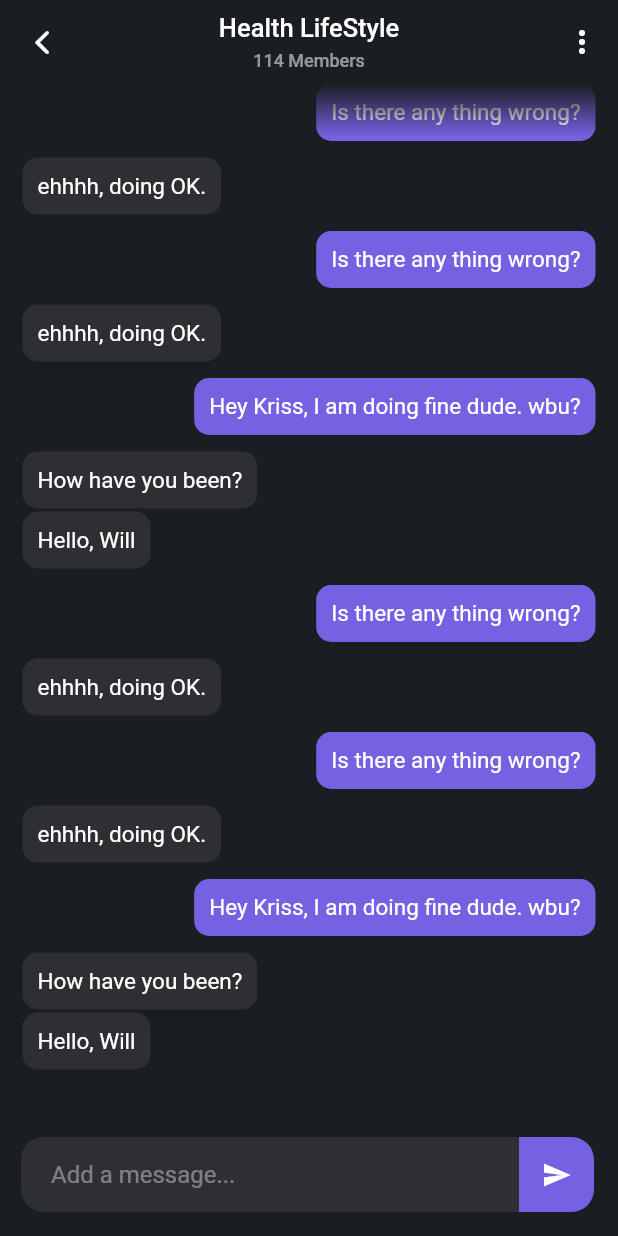
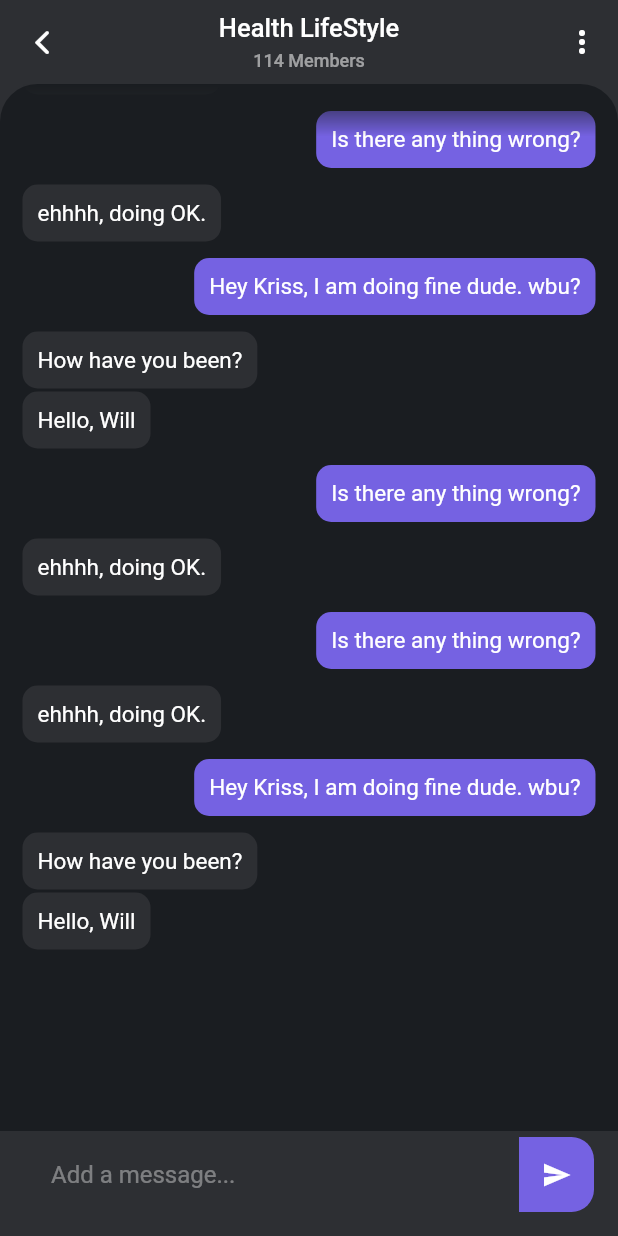
Before and after one commit to PratikJH153/Squad, a Flutter app: the screen it shows after launch, after a tap on "Politics", on a phone screen of 412 x 824 dp. Run offline on Flutter 3.47's test engine with Material 2 defaults, Android fonts, the light colour scheme and no system bars; network calls fail.

Commit message:
UI Changes Done

```diff
--- a/lib/views/chat_page.dart
+++ b/lib/views/chat_page.dart
@@ -41,6 +41,7 @@ class ChatPage extends StatelessWidget {
   Widget build(BuildContext context) {
     return SafeArea(
       child: Scaffold(
+        backgroundColor: kLightDarkColor,
         floatingActionButton: Container(
           padding: const EdgeInsets.only(
             left: 30,
@@ -88,9 +89,10 @@ class ChatPage extends StatelessWidget {
                 ),
               ),
             ],
-            )),
+          ),
+        ),
         appBar: AppBar(
-          backgroundColor: kDarkColor,
+          backgroundColor: kLightDarkColor,
           elevation: 0,
           centerTitle: true,
           leading: IconButton(
@@ -127,7 +129,14 @@ class ChatPage extends StatelessWidget {
           ),
         ),
         body: Container(
-          margin: const EdgeInsets.only(bottom: 70),
+          decoration: const BoxDecoration(
+            color: kDarkColor,
+            borderRadius: BorderRadius.only(
+              topLeft: Radius.circular(25),
+              topRight: Radius.circular(25),
+            ),
+          ),
+          margin: EdgeInsets.only(bottom: 70),
           child: ShaderMask(
             shaderCallback: (Rect rect) {
               return const LinearGradient(
@@ -153,8 +162,8 @@ class ChatPage extends StatelessWidget {
               reverse: true,
               padding: const EdgeInsets.only(
                 top: 10,
-                bottom: 40,
                 left: 5,
+                bottom: 120,
                 right: 5,
               ),
               physics: const BouncingScrollPhysics(),
--- a/lib/views/home.dart
+++ b/lib/views/home.dart
@@ -33,7 +33,44 @@ class _HomePageState extends State<HomePage> {
         floatingActionButton: FloatingActionButton.extended(
           tooltip: "Create",
           backgroundColor: kPrimaryColor,
-          onPressed: () {},
+          onPressed: () {
+            showModalBottomSheet(
+              context: context,
+              backgroundColor: kLightDarkColor,
+              shape: const RoundedRectangleBorder(
+                borderRadius: BorderRadius.only(
+                  topLeft: Radius.circular(25),
+                  topRight: Radius.circular(25),
+                ),
+              ),
+              builder: (_) {
+                return Container(
+                  padding: EdgeInsets.all(20),
+                  child: Column(
+                    children: [
+                      Align(
+                        alignment: Alignment.topCenter,
+                        child: Container(
+                          height: 5,
+                          width: 50,
+                          decoration: BoxDecoration(
+                            borderRadius: BorderRadius.circular(20),
+                            color: Colors.white70,
+                          ),
+                        ),
+                      ),
+                      const SizedBox(
+                        height: 20,
+                      ),
+                      Row(
+                        children: [],
+                      )
+                    ],
+                  ),
+                );
+              },
+            );
+          },
           label: const Text(
             "Create",
             style: TextStyle(color: Colors.white),
@@ -183,11 +220,43 @@ class _HomePageState extends State<HomePage> {
                 blendMode: BlendMode.dstOut,
                 child: ListView.builder(
                   padding: const EdgeInsets.only(
-                    top: 30,
+                    top: 40,
                     bottom: 100,
                   ),
                   physics: const BouncingScrollPhysics(),
                   itemBuilder: (ctx, index) {
+                    if (index == 10) {
+                      return Container(
+                        alignment: Alignment.center,
+                        margin: const EdgeInsets.symmetric(horizontal: 120),
+                        padding: const EdgeInsets.all(15),
+                        decoration: BoxDecoration(
+                          borderRadius: BorderRadius.circular(20),
+                          boxShadow: [
+                            BoxShadow(
+                              color: Colors.black26,
+                              blurRadius: 5,
+                              spreadRadius: 2,
+                              offset: Offset(0, 4),
+                            )
+                          ],
+                          image: const DecorationImage(
+                            image: AssetImage(
+                              "assets/images/explore.jpg",
+                            ),
+                            fit: BoxFit.cover,
+                          ),
+                        ),
+                        child: const Text(
+                          "Explore More",
+                          style: TextStyle(
+                            color: Colors.white,
+                            fontWeight: FontWeight.bold,
+                            fontSize: 16,
+                          ),
+                        ),
+                      );
+                    }
                     return GestureDetector(
                       onTap: () {
                         Navigator.of(context).pushNamed(ChatPage.id);
@@ -456,7 +525,7 @@ class _HomePageState extends State<HomePage> {
                       ),
                     );
                   },
-                  itemCount: 10,
+                  itemCount: 11,
                 ),
               ),
             ),
--- a/pubspec.yaml
+++ b/pubspec.yaml
@@ -58,8 +58,8 @@ flutter:
   uses-material-design: true
 
   # To add assets to your application, add an assets section, like this:
-  # assets:
-  #   - images/a_dot_burr.jpeg
+  assets:
+    - assets/images/
   #   - images/a_dot_ham.jpeg
 
   # An image asset can refer to one or more resolution-specific "variants", see
```
Also changed, not shown: assets/images/explore.jpg (added). Lines whose indentation alone changed are shown as unchanged.
